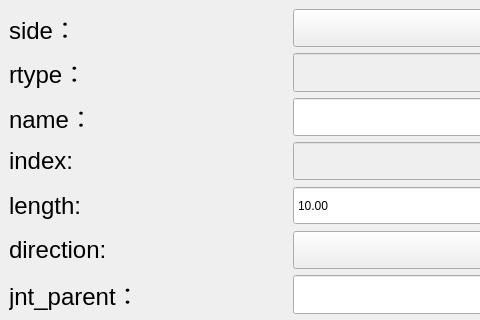
The window that bind/ui/setup/limb_ui.ui (MuZiMuZi/muziToolset) describes before a commit, drawn with Qt 5; both pictures show x 0 to 480 and y 0 to 320 of the 580 by 559 pixel window.
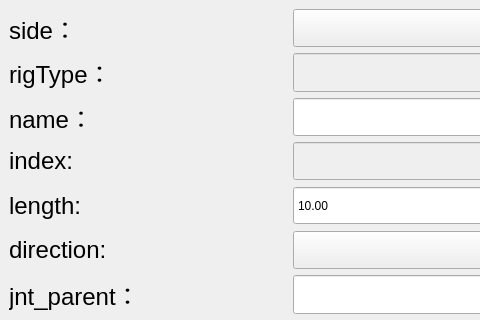
The same window after the commit.

Commit message: 将rtype改为rigType，绑定的类型减少歧义

What changed in the file:
```diff
--- a/bind/ui/setup/limb_ui.ui
+++ b/bind/ui/setup/limb_ui.ui
@@ -95,7 +95,7 @@
            <enum>Qt::LeftToRight</enum>
           </property>
           <property name="text">
-           <string>rtype：</string>
+           <string>rigType：</string>
           </property>
           <property name="alignment">
            <set>Qt::AlignLeading|Qt::AlignLeft|Qt::AlignVCenter</set>
```
Left out of the diff: 2 changed lines with no effect on the pictures. The commit also changes 45 other files.
